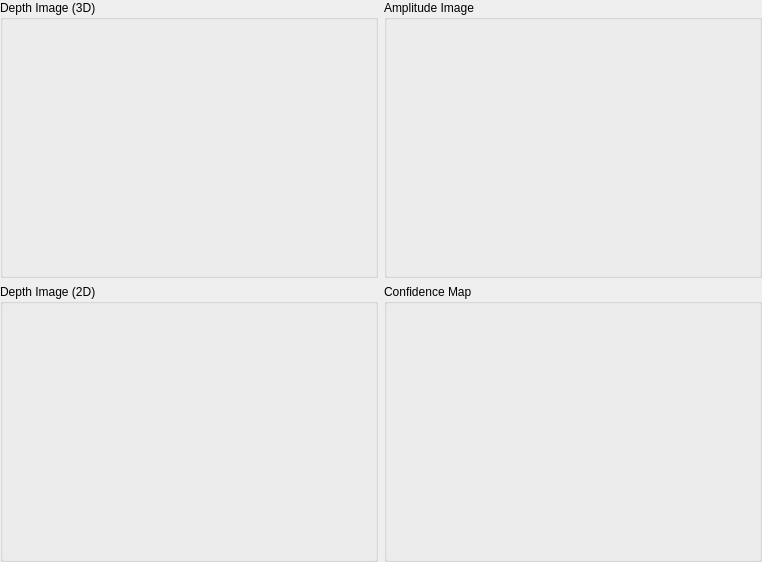
Qt form Include/iqtswr/CSwissRangerImageViewComp.ui (ImagingTools/IAcf) before a commit.
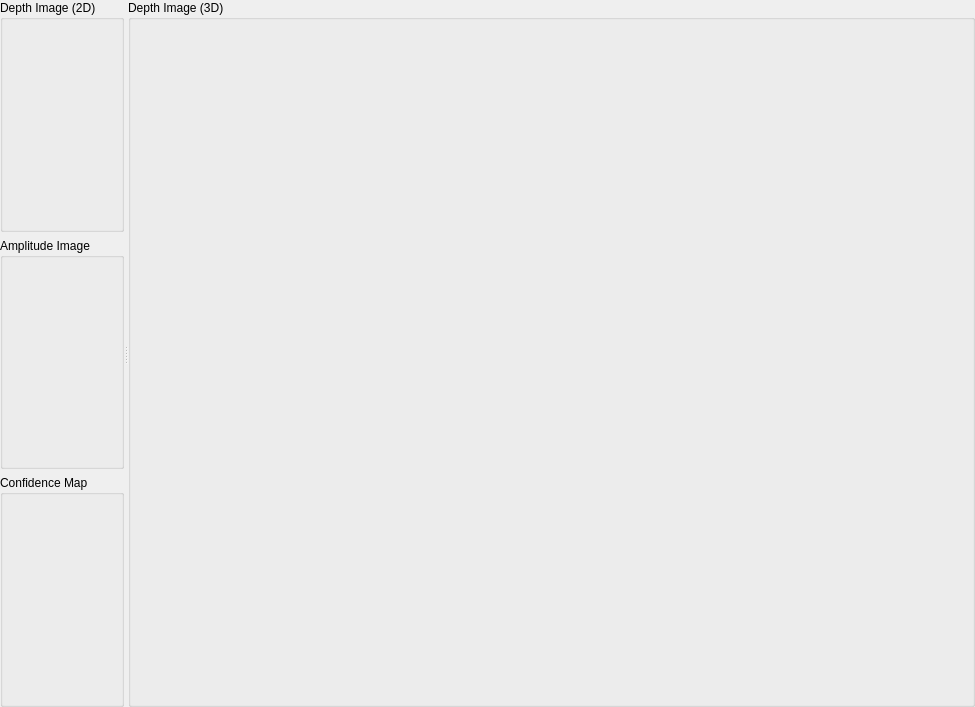
The same form after that commit.

Commit message: Work on swiss ranger components continued...

```diff
--- a/Include/iqtswr/CSwissRangerImageViewComp.ui
+++ b/Include/iqtswr/CSwissRangerImageViewComp.ui
@@ -5,34 +5,25 @@
    <rect>
     <x>0</x>
     <y>0</y>
-    <width>762</width>
-    <height>562</height>
+    <width>975</width>
+    <height>707</height>
    </rect>
   </property>
   <property name="windowTitle" >
    <string>SwissRanger Image</string>
   </property>
-  <layout class="QGridLayout" name="gridLayout" >
+  <layout class="QHBoxLayout" name="horizontalLayout_4" >
    <property name="margin" >
     <number>0</number>
    </property>
-   <item row="0" column="0" >
-    <widget class="QGroupBox" name="DepthImageFrame" >
-     <property name="title" >
-      <string>Depth Image (3D)</string>
+   <item>
+    <widget class="QSplitter" name="splitter" >
+     <property name="orientation" >
+      <enum>Qt::Horizontal</enum>
      </property>
-     <layout class="QHBoxLayout" name="horizontalLayout_2" />
-    </widget>
-   </item>
-   <item row="0" column="1" >
-    <widget class="QGroupBox" name="AmplitudeImageFrame" >
-     <property name="title" >
-      <string>Amplitude Image</string>
-     </property>
-     <layout class="QHBoxLayout" name="horizontalLayout" />
-    </widget>
-   </item>
-   <item row="1" column="0" >
+     <widget class="QWidget" name="layoutWidget" >
+      <layout class="QVBoxLayout" name="verticalLayout" >
+       <item>
     <widget class="QGroupBox" name="DepthImage2dFrame" >
      <property name="title" >
       <string>Depth Image (2D)</string>
@@ -40,11 +31,36 @@
      <layout class="QHBoxLayout" name="horizontalLayout_3" />
     </widget>
    </item>
-   <item row="1" column="1" >
+       <item>
+        <widget class="QGroupBox" name="AmplitudeImageFrame" >
+         <property name="title" >
+          <string>Amplitude Image</string>
+         </property>
+         <layout class="QHBoxLayout" name="horizontalLayout" />
+        </widget>
+       </item>
+       <item>
     <widget class="QGroupBox" name="ConfidenceMapFrame" >
      <property name="title" >
       <string>Confidence Map</string>
      </property>
+         <layout class="QVBoxLayout" name="verticalLayout_2" />
+        </widget>
+       </item>
+      </layout>
+     </widget>
+     <widget class="QGroupBox" name="DepthImageFrame" >
+      <property name="sizePolicy" >
+       <sizepolicy vsizetype="Preferred" hsizetype="Preferred" >
+        <horstretch>2</horstretch>
+        <verstretch>0</verstretch>
+       </sizepolicy>
+      </property>
+      <property name="title" >
+       <string>Depth Image (3D)</string>
+      </property>
+      <layout class="QHBoxLayout" name="horizontalLayout_2" />
+     </widget>
     </widget>
    </item>
   </layout>
```
Lines whose indentation alone changed are shown as unchanged. The commit also changes 23 other files.
